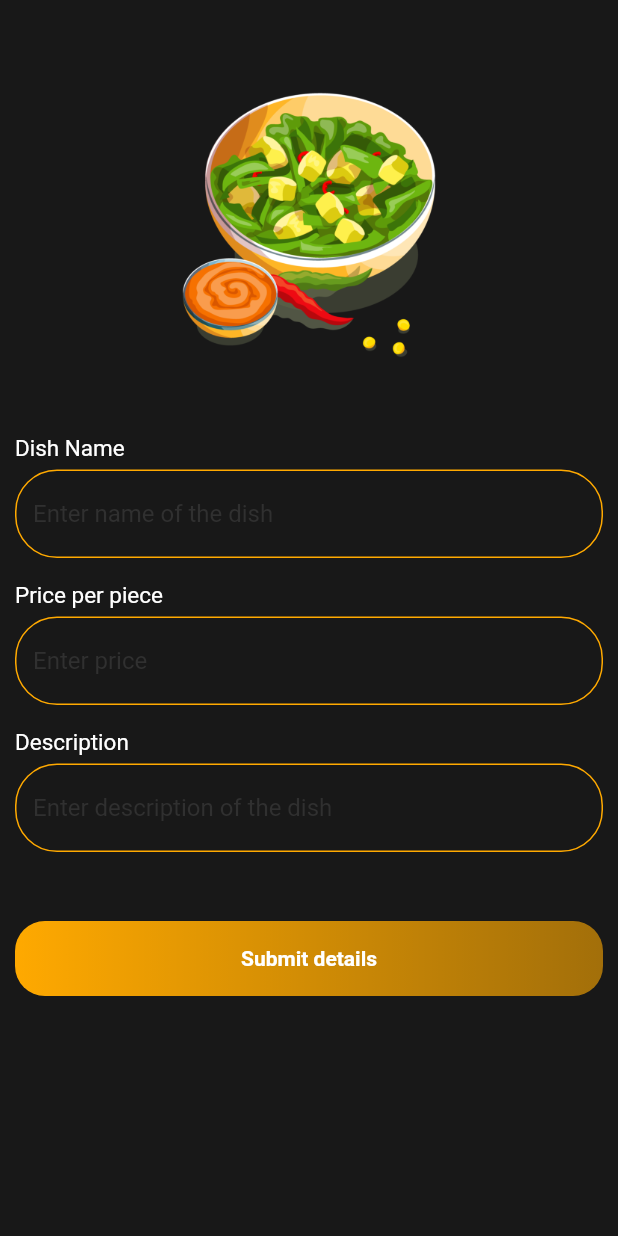
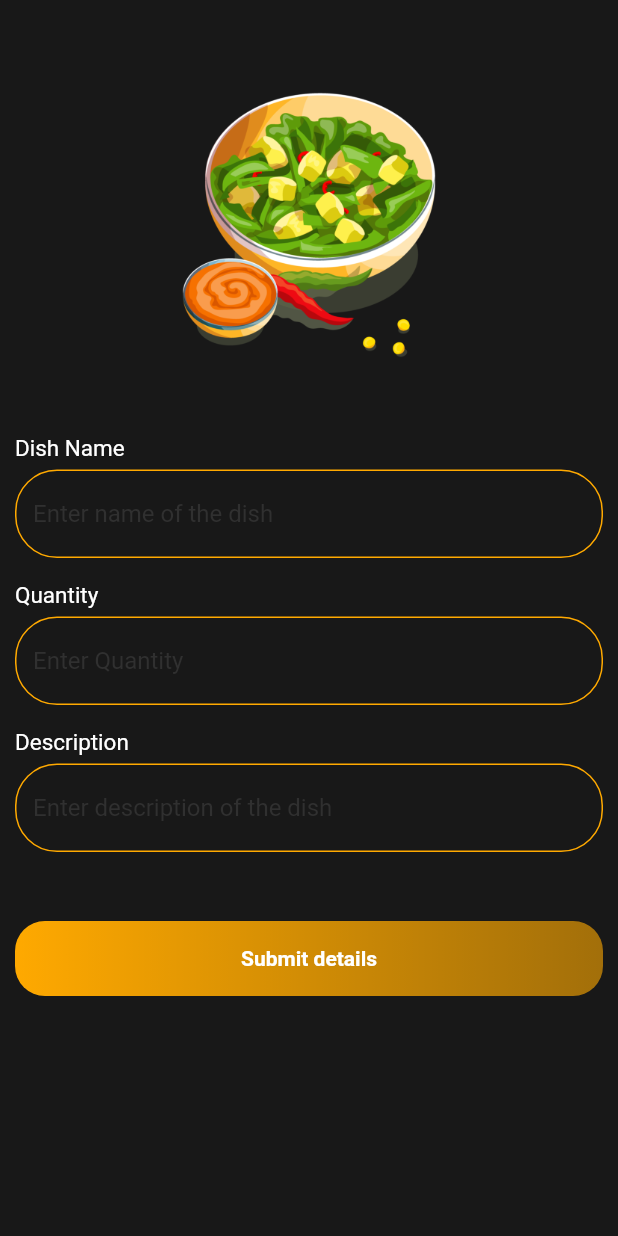
Before and after one commit to jaggadas/annapurna, a Flutter app: the DonateDishesDetails screen opened directly, on a phone screen of 412 x 824 dp. Run offline on Flutter 3.47's test engine with Material 2 defaults, Android fonts, the phone set to English and light mode, and no system bars; our stand-ins replace carousel_slider, cloud_firestore, firebase_auth, firebase_core, firebase_storage, flutter_svg and 4 more; accounts and stored records are empty.

Commit message:
Donate screen

```diff
--- a/lib/screens/DonateDishesDetails.dart
+++ b/lib/screens/DonateDishesDetails.dart
@@ -55,14 +55,14 @@
                     ),
                   ),
 
-                  Text('Price per piece',style: TextStyle(color: Colors.white,fontSize: 15),),
+                  Text('Quantity',style: TextStyle(color: Colors.white,fontSize: 15),),
                   SizedBox(height: 5,),
                   Container(height: textFieldHeight,width: MediaQuery.of(context).size.width,
                     child: TextFormField(style: getTextFieldStyle(),
                       controller: priceController,
                       validator: validateNotEmptyString,
                       decoration: getInputDecoration(
-                        "Enter price",
+                        "Enter Quantity",
 
                       ),
                     ),
```
